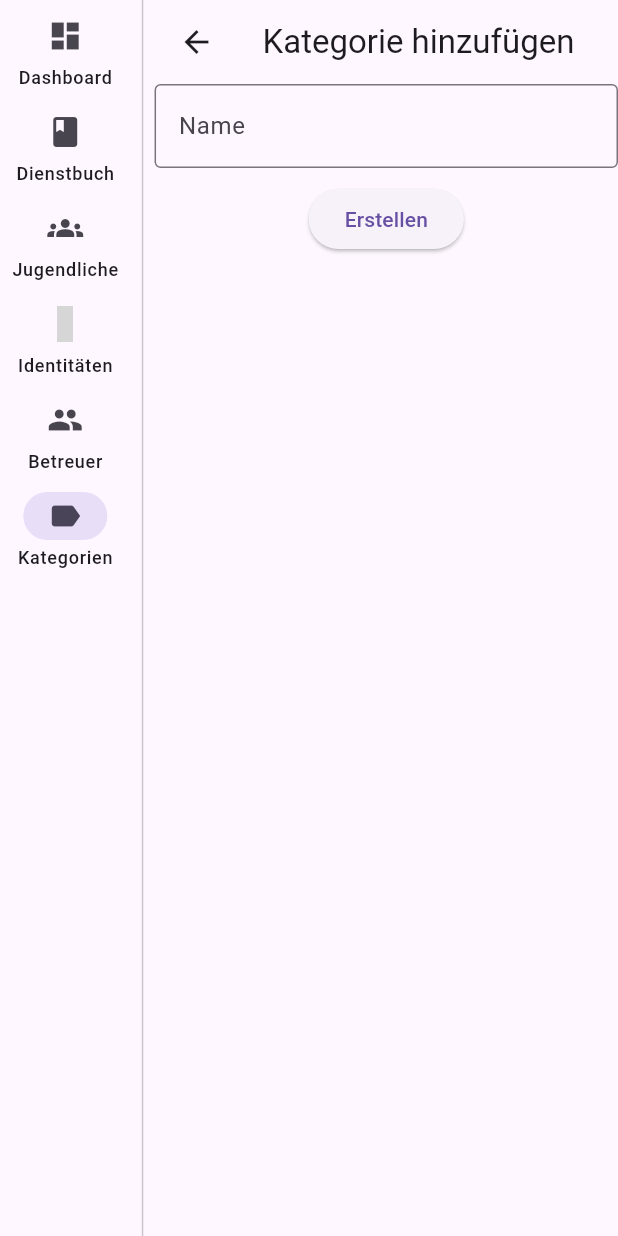
After one commit to pbarbenheim/julog, a Flutter app: the AddKategorieScreen screen opened by its route, on a phone screen of 412 x 824 dp. The commit adds this screen. Run offline on Flutter 3.47's test engine with Material 3 defaults, Android fonts, the phone set to English and light mode, and no system bars; our stand-ins replace flutter_riverpod, go_router, material_symbols_icons, shared_preferences; missing offline and left inert: dart_pg, file_selector, sqlite3, window_size; accounts and stored records are empty; grey boxes are pictures that could not be loaded.

Commit message:
Add Kategorien

```diff
--- a/lib/repository/repository.dart
+++ b/lib/repository/repository.dart
@@ -21,6 +21,7 @@ class Repository {
   PreparedStatement? _getAllBetreuer;
   PreparedStatement? _getAllJugendliche;
   PreparedStatement? _getOneJugendliche;
+  PreparedStatement? _getAllKategorien;
 
   Repository._(this.prefs, this.filename, String domainName)
       : _database = sqlite3.open(filename) {
@@ -156,6 +157,12 @@ class Repository {
   }
 
   void dispose() {
+    _getAllIdentities?.dispose();
+    _getOneIdentity?.dispose();
+    _getAllBetreuer?.dispose();
+    _getAllJugendliche?.dispose();
+    _getOneJugendliche?.dispose();
+    _getAllKategorien?.dispose();
     _database.dispose();
   }
 
@@ -392,6 +399,35 @@ class Repository {
     ]).first;
     return result["id"];
   }
+
+  List<Kategorie> getAllKategorien() {
+    _getAllKategorien ??=
+        _database.prepare("select * from kategorien", persistent: true);
+
+    return _getAllKategorien!
+        .select()
+        .map((row) => Kategorie(id: row["id"], name: row["name"]))
+        .toList();
+  }
+
+  Kategorie addKategorie(String name) {
+    final names = getAllKategorien().map((e) => e.name);
+
+    if (names.contains(name)) {
+      throw Exception("Name bereits vorhanden");
+    }
+
+    final result = _database.select(
+        "insert into kategorien (name) values (?) returning *", [name]).first;
+    return Kategorie(id: result["id"], name: result["name"]);
+  }
+}
+
+class Kategorie {
+  final int id;
+  final String name;
+
+  const Kategorie({required this.id, required this.name});
 }
 
 class Jugendlicher {
--- a/lib/ui/frame.dart
+++ b/lib/ui/frame.dart
@@ -214,6 +214,13 @@ enum Destination {
       label: Text("Betreuer"),
     ),
     "betreuer",
+  ),
+  kategorien(
+    NavigationRailDestination(
+      icon: Icon(Icons.label),
+      label: Text("Kategorien"),
+    ),
+    "kategorien",
   );
 
   const Destination(this.railDestination, this.routeName);
--- /dev/null
+++ b/lib/ui/screens/kategorien.dart
@@ -0,0 +1,134 @@
+import 'package:dienstbuch/repository/repository.dart';
+import 'package:dienstbuch/ui/frame.dart';
+import 'package:dienstbuch/ui/routes.dart';
+import 'package:flutter/material.dart';
+import 'package:flutter_riverpod/flutter_riverpod.dart';
+
+class KategorienScreen extends ConsumerWidget {
+  final int? id;
+  const KategorienScreen({super.key, this.id});
+
+  @override
+  Widget build(BuildContext context, WidgetRef ref) {
+    final items = ref
+        .watch(repositoryProvider.select((value) => value!.getAllKategorien()))
+        .map((e) => KategorieItem(kategorie: e))
+        .toList();
+    KategorieItem? selectedItem;
+    try {
+      selectedItem = items.firstWhere((element) => element.id == id);
+    } catch (e) {
+      // Nothing to catch
+    }
+
+    return ListDetail(
+      destination: Destination.kategorien,
+      items: items,
+      listHeader: "Kategorien",
+      selectedItem: selectedItem,
+      onChanged: (value) {
+        KategorienRoute(value.id).go(context);
+      },
+      floatingActionButton: FloatingActionButton(
+        onPressed: () {
+          const AddKategorienRoute().go(context);
+        },
+        child: const Icon(Icons.add),
+      ),
+    );
+  }
+}
+
+class KategorieItem extends Item {
+  final Kategorie kategorie;
+  KategorieItem({super.key, required this.kategorie})
+      : super(title: kategorie.name);
+
+  int get id => kategorie.id;
+  String get name => kategorie.name;
+
+  @override
+  Widget build(BuildContext context) {
+    return Text("Kategorie $name ($id)");
+  }
+}
+
+class AddKategorieScreen extends StatelessWidget {
+  const AddKategorieScreen({super.key});
+
+  @override
+  Widget build(BuildContext context) {
+    return DienstbuchScaffold(
+      destination: Destination.kategorien,
+      appBar: AppBar(
+        title: const Text("Kategorie hinzufügen"),
+      ),
+      body: const AddKategorieForm(),
+    );
+  }
+}
+
+class AddKategorieForm extends ConsumerStatefulWidget {
+  const AddKategorieForm({super.key});
+
+  @override
+  ConsumerState<ConsumerStatefulWidget> createState() =>
+      _AddKategorieFormState();
+}
+
+class _AddKategorieFormState extends ConsumerState<AddKategorieForm> {
+  final GlobalKey<FormState> _formKey = GlobalKey<FormState>();
+  late final TextEditingController _nameController;
+
+  @override
+  void initState() {
+    _nameController = TextEditingController();
+    super.initState();
+  }
+
+  @override
+  void dispose() {
+    _nameController.dispose();
+    super.dispose();
+  }
+
+  @override
+  Widget build(BuildContext context) {
+    return Form(
+      key: _formKey,
+      child: Column(
+        children: [
+          TextFormField(
+            controller: _nameController,
+            decoration: const InputDecoration(
+              labelText: "Name",
+              hintText: "Name der Kategorie",
+              border: OutlineInputBorder(),
+            ),
+            validator: (value) {
+              if (value == null || value.isEmpty) {
+                return "Der Name muss angegeben werden.";
+              }
+              if (!Repository.checkString(value)) {
+                return "Der Name enthält verbotene Zeichen.";
+              }
+              return null;
+            },
+          ),
+          const Padding(padding: EdgeInsets.only(top: 10)),
+          ElevatedButton(
+            onPressed: () {
+              if (_formKey.currentState!.validate()) {
+                final kat = ref
+                    .read(repositoryProvider)!
+                    .addKategorie(_nameController.text);
+                KategorienRoute(kat.id).go(context);
+              }
+            },
+            child: const Text("Erstellen"),
+          ),
+        ],
+      ),
+    );
+  }
+}
```
Also changed, not shown: lib/ui/routes.dart (+27 -0 lines), lib/ui/routes.g.dart.
